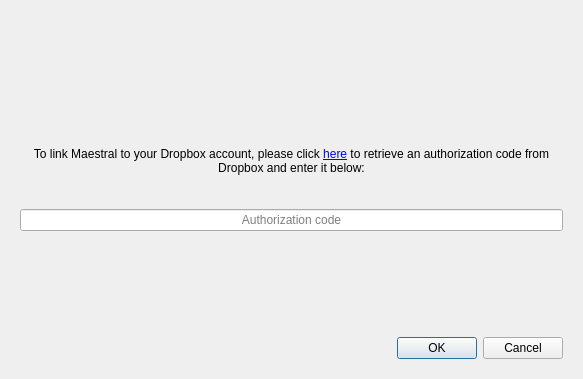
Qt form maestral/gui/first_sync_dialog.ui (samschott/maestral) before a commit.
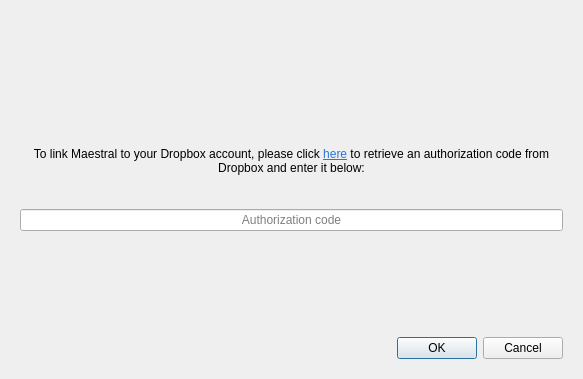
The same form after that commit. The open tabs and pages were chosen to show the change.

Diff of the .ui file:
```diff
--- a/maestral/gui/first_sync_dialog.ui
+++ b/maestral/gui/first_sync_dialog.ui
@@ -150,7 +150,7 @@
        <item row="1" column="0">
         <widget class="QLabel" name="labelAuthLink">
          <property name="text">
-          <string>&lt;html&gt;&lt;head/&gt;&lt;body&gt;&lt;p align=&quot;center&quot;&gt;To link Maestral to your Dropbox account, please click &lt;a href=&quot;{0}&quot;&gt;here&lt;/a&gt; to retrieve an authorization code from Dropbox and enter it below:&lt;/p&gt;&lt;/body&gt;&lt;/html&gt;</string>
+          <string>&lt;html&gt;&lt;head/&gt;&lt;body&gt;&lt;p align=&quot;center&quot;&gt;To link Maestral to your Dropbox account, please click &lt;a href=&quot;{0}&quot;&gt;&lt;span style=&quot;text-decoration: underline; color:#2874e1;&quot;&gt;here&lt;/span&gt;&lt;/a&gt; to retrieve an authorization code from Dropbox and enter it below:&lt;/p&gt;&lt;/body&gt;&lt;/html&gt;</string>
          </property>
          <property name="alignment">
           <set>Qt::AlignCenter</set>
```
